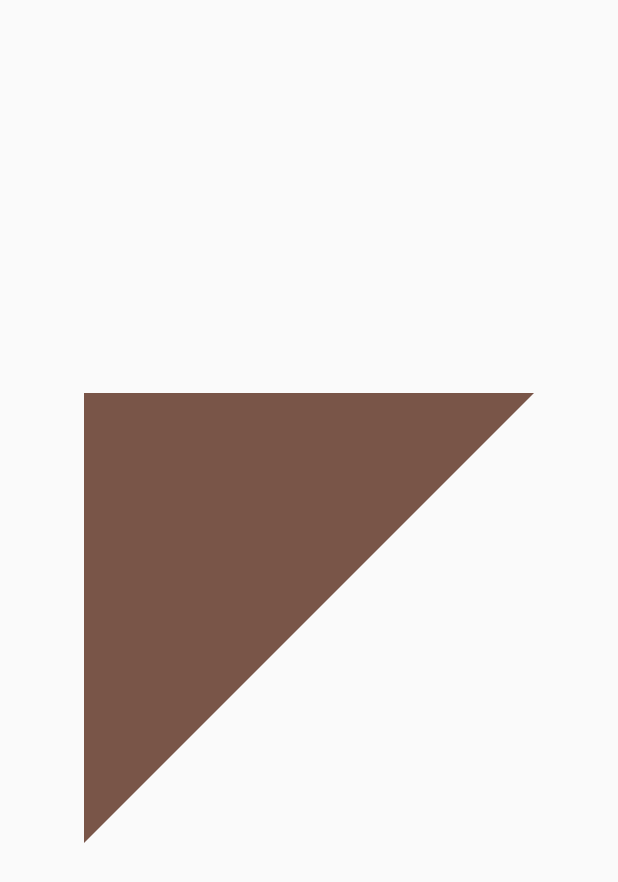
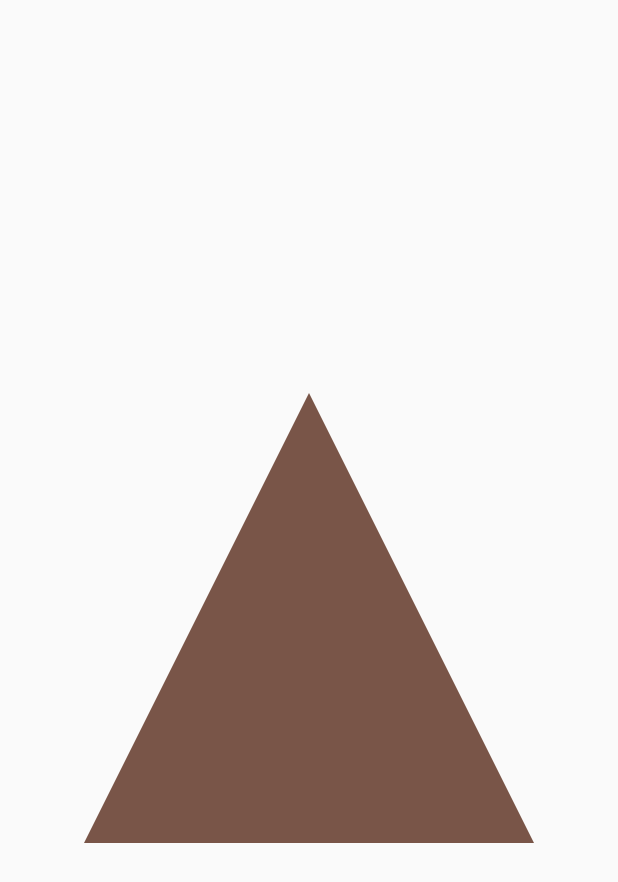
Before and after one commit to Mirzaazmath/flutter_clippath_clipper_example, a Flutter app: the screen it shows after launch, on a phone screen of 412 x 824 dp. Shown: the top 882 px of the screen. Run offline on Flutter 3.47's test engine with Material 2 defaults, Android fonts, the phone set to English and light mode, and no system bars.

Commit message:
fourth commit

```diff
--- a/lib/screens/clipperclass.dart
+++ b/lib/screens/clipperclass.dart
@@ -13,13 +13,9 @@ class MyClipper extends CustomClipper<Path>{
   Path getClip(Size size) {
 
    Path path= Path();
-   path.lineTo(0,0 );
-   path.lineTo(0,size.height,);
-   path.lineTo(size.width, 0);
-
-
-
-
+   path.moveTo(size.width/2, 0);
+   path.lineTo(0, size.height);
+   path.lineTo(size.width, size.height);
    path.close();
    return path;
   }
```
Also changed, not shown: assets/result.png.
